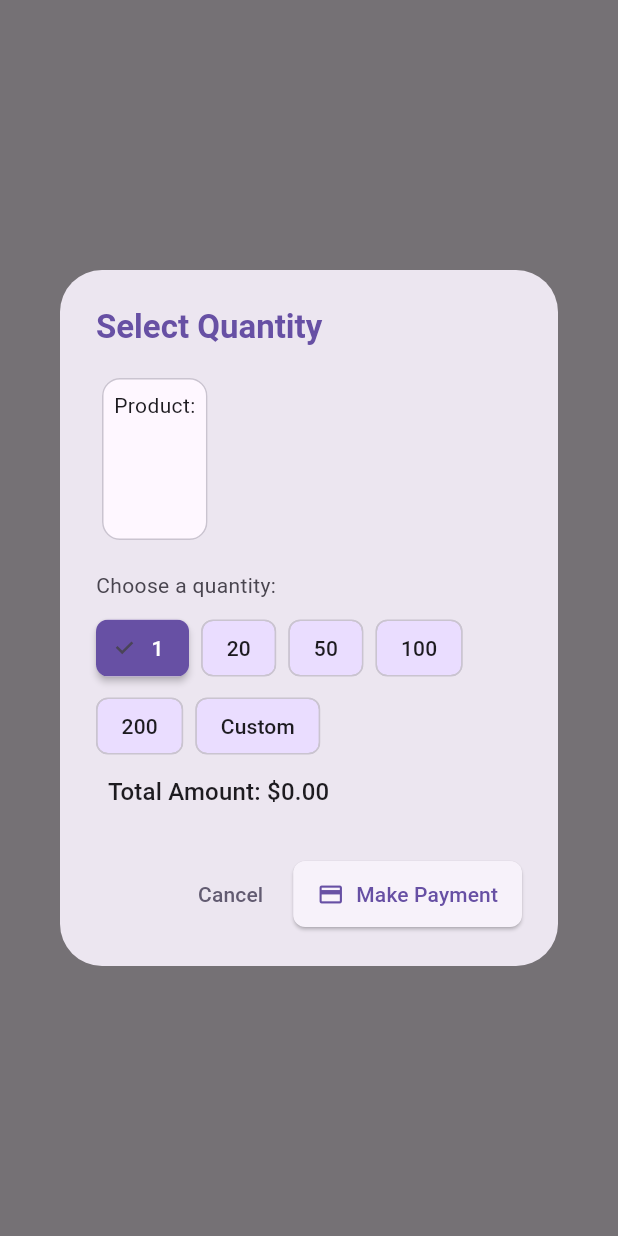
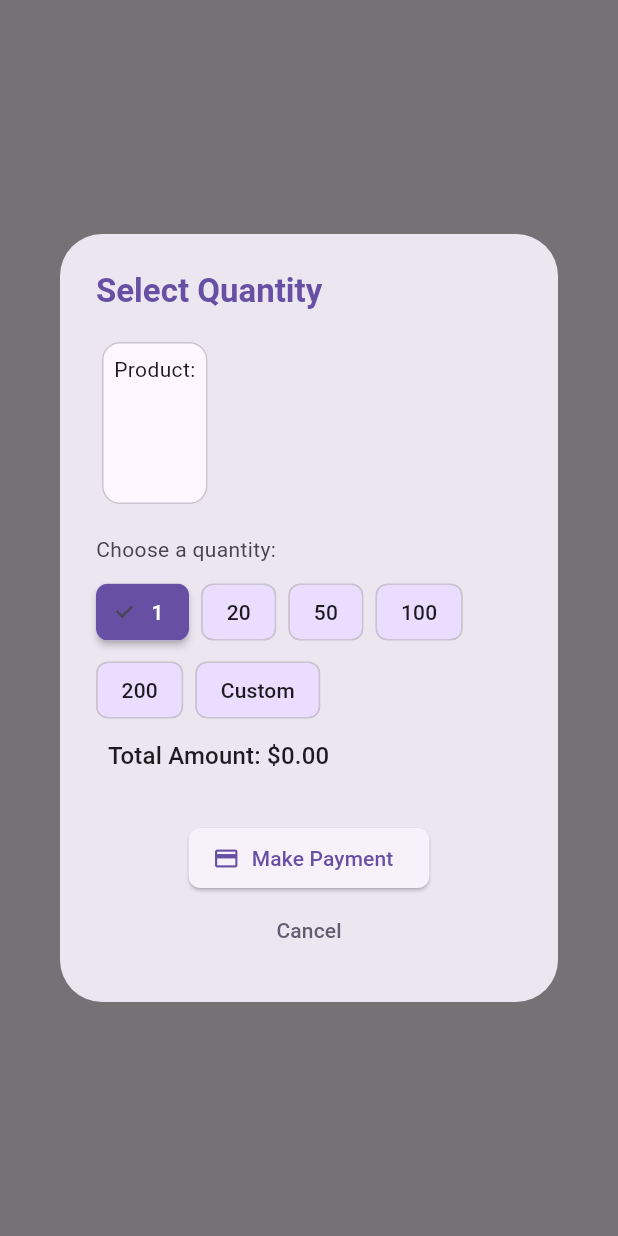
Before and after one commit to SamuelWakoli/basic_stripe, a Flutter app: what buyProduct() shows on an empty page, opened directly with empty values, on a phone screen of 412 x 824 dp. Run offline on Flutter 3.47's test engine with Material 3 defaults, Android fonts, the phone set to English and light mode, and no system bars; our stand-ins replace cloud_firestore, cloud_functions, firebase_auth, firebase_core; missing offline and left inert: firebase_ui_auth, firebase_ui_oauth_google, flutter_stripe; accounts and stored records are empty.

Commit message:
Fix Minor Bugs

```diff
--- a/lib/screens/pricing_screen.dart
+++ b/lib/screens/pricing_screen.dart
@@ -217,8 +217,9 @@ class _ProductCardState extends State<ProductCard> {
                       ? ""
                       : "per ${priceItem['interval']}";
 
-                  var unitAmount = priceItem['unit_amount'];
-                  String priceInDollars = "\$${unitAmount / 100} $interval";
+                  dynamic unitAmount = priceItem['unit_amount'];
+                  String priceInDollars =
+                      "\$${(unitAmount / 100).toStringAsFixed(2)} $interval";
 
                   return Padding(
                     padding: const EdgeInsets.only(top: 8.0),
--- a/lib/utils/buy_product.dart
+++ b/lib/utils/buy_product.dart
@@ -7,7 +7,7 @@ Future<void> buyProduct({
   required BuildContext context,
   required String productId,
   required String productName,
-  required double unitAmount,
+  required dynamic unitAmount,
   required String priceInDollars,
   required bool isRecurring,
   required int quantity,
@@ -47,7 +47,8 @@ Future<void> buyProduct({
                       color: Theme.of(context).colorScheme.primary,
                     ),
               ),
-              content: Column(
+              content: SingleChildScrollView(
+                child: Column(
                   mainAxisSize: MainAxisSize.min,
                   crossAxisAlignment: CrossAxisAlignment.start,
                   children: [
@@ -89,7 +90,8 @@ Future<void> buyProduct({
                     Text(
                       "Choose a quantity:",
                       style: Theme.of(context).textTheme.bodyMedium!.copyWith(
-                          color: Theme.of(context).colorScheme.onSurfaceVariant,
+                            color:
+                                Theme.of(context).colorScheme.onSurfaceVariant,
                           ),
                     ),
                     const SizedBox(height: 8),
@@ -117,7 +119,8 @@ Future<void> buyProduct({
                                 showCustomQuantityField = false;
                               } else {
                                 showCustomQuantityField = true;
-                              selectedQuantity = 1; // Default value for custom
+                                selectedQuantity =
+                                    1; // Default value for custom
                               }
                             });
                           },
@@ -164,18 +167,11 @@ Future<void> buyProduct({
                     )
                   ],
                 ),
+              ),
               actions: [
-                TextButton(
-                  onPressed: () {
-                    Navigator.of(ctx1).pop(); // Dismiss the dialog
-                  },
-                  child: Text(
-                    "Cancel",
-                    style: TextStyle(
-                      color: Theme.of(context).colorScheme.secondary,
-                    ),
-                  ),
-                ),
+                Row(
+                  mainAxisAlignment: MainAxisAlignment.center,
+                  children: [
                     ElevatedButton.icon(
                       onPressed: () {
                         quantity = selectedQuantity;
@@ -184,11 +180,27 @@ Future<void> buyProduct({
                       icon: const Icon(Icons.payment),
                       label: const Text("Make Payment"),
                       style: ElevatedButton.styleFrom(
-                    padding: const EdgeInsets.symmetric(
-                        horizontal: 16.0, vertical: 12.0),
                         shape: RoundedRectangleBorder(
                           borderRadius: BorderRadius.circular(8),
                         ),
+                      ),
+                    ),
+                  ],
+                ),
+                TextButton(
+                  onPressed: () {
+                    Navigator.of(ctx1).pop(); // Dismiss the dialog
+                  },
+                  child: Row(
+                    mainAxisAlignment: MainAxisAlignment.center,
+                    children: [
+                      Text(
+                        "Cancel",
+                        style: TextStyle(
+                          color: Theme.of(context).colorScheme.secondary,
+                        ),
+                      ),
+                    ],
                   ),
                 ),
               ],
```
Lines whose indentation alone changed are shown as unchanged.
